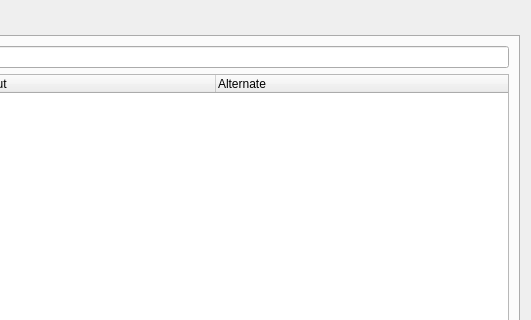
squishy-scsi/squishy, file software/squishy/gui/preferences_window.ui: the form before one commit; both pictures show x 319 to 850 and y 0 to 320 of the 850 by 750 pixel window.
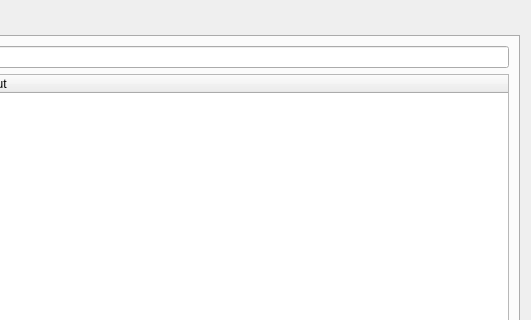
The form after the commit. The open tabs and pages were chosen to show the change. Icons and pictures are not drawn. Custom widgets are drawn as their Qt base class.

Commit message: software: gui: removed the extra column from the hotkey view in the preferences window

The edit to the form file:
```diff
--- a/software/squishy/gui/preferences_window.ui
+++ b/software/squishy/gui/preferences_window.ui
@@ -450,7 +450,7 @@
           <bool>false</bool>
          </property>
          <property name="columnCount">
-          <number>3</number>
+          <number>2</number>
          </property>
          <attribute name="headerCascadingSectionResizes">
           <bool>true</bool>
@@ -474,11 +474,6 @@
            <string>Shortcut</string>
           </property>
          </column>
-         <column>
-          <property name="text">
-           <string>Alternate</string>
-          </property>
-         </column>
          <item>
           <property name="text">
            <string>Menu</string>
```
